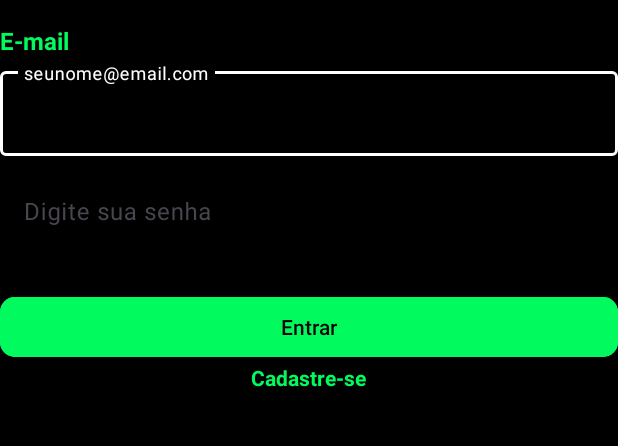
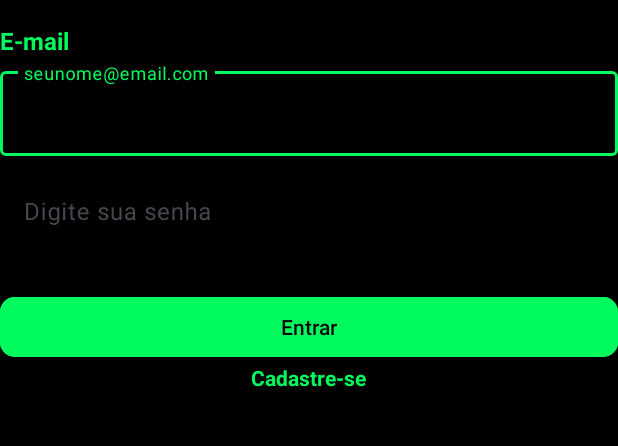
Before and after one commit to Rafildsz/Scalyou-system-n, an Android app: the screen it shows after launch (MainActivity), on a phone screen of 412 x 824 dp, the part 407-853 px from its top. Run offline under Robolectric (Android 15) with nearby library versions, the phone set to English and light mode, and no system bars.

Commit message:
Inserindo ajustes do cadastro

```diff
--- a/app/src/main/java/com/example/scalyou/MainActivity.kt
+++ b/app/src/main/java/com/example/scalyou/MainActivity.kt
@@ -1,20 +1,32 @@
 package com.example.scalyou
 
+import android.content.Intent
 import android.os.Bundle
 import androidx.activity.enableEdgeToEdge
 import androidx.appcompat.app.AppCompatActivity
 import androidx.core.view.ViewCompat
 import androidx.core.view.WindowInsetsCompat
+import android.widget.TextView
 
 class MainActivity : AppCompatActivity() {
     override fun onCreate(savedInstanceState: Bundle?) {
         super.onCreate(savedInstanceState)
         enableEdgeToEdge()
         setContentView(R.layout.activity_main)
+
         ViewCompat.setOnApplyWindowInsetsListener(findViewById(R.id.main)) { v, insets ->
             val systemBars = insets.getInsets(WindowInsetsCompat.Type.systemBars())
             v.setPadding(systemBars.left, systemBars.top, systemBars.right, systemBars.bottom)
             insets
         }
+
+        // Captura o TextView de "Cadastre-se"
+        val textCadastro = findViewById<TextView>(R.id.textCadastro)
+
+        // Faz ele abrir a tela de cadastro
+        textCadastro.setOnClickListener {
+            val intent = Intent(this, CadastrarActivity::class.java)
+            startActivity(intent)
+        }
     }
 }
--- a/app/src/main/res/layout/activity_main.xml
+++ b/app/src/main/res/layout/activity_main.xml
@@ -5,7 +5,7 @@
     android:layout_height="match_parent"
     android:orientation="vertical"
     android:id="@+id/main"
-    android:padding="16dp"
+    android:padding="26dp"
     android:gravity="center"
     android:background="#000000">
 
@@ -33,8 +33,8 @@
         android:layout_width="match_parent"
         android:layout_height="wrap_content"
         app:boxBackgroundMode="outline"
-        app:boxStrokeColor="#FFFFFF"
-        app:hintTextColor="@color/white"
+        app:boxStrokeColor="#01FB5E"
+        app:hintTextColor="#01FB5E"
         android:layout_marginTop="4dp">
 
         <com.google.android.material.textfield.TextInputEditText
@@ -53,8 +53,8 @@
         android:layout_width="match_parent"
         android:layout_height="wrap_content"
         app:boxBackgroundMode="outline"
-        app:boxStrokeColor="#FFFFFF"
-        app:hintTextColor="@color/white"
+        app:boxStrokeColor="#01FB5E"
+        app:hintTextColor="#01FB5E"
         android:layout_marginTop="4dp">
 
         <com.google.android.material.textfield.TextInputEditText
```
Also changed, not shown: app/src/main/java/com/example/scalyou/CadastrarActivity.kt (+10 -1 lines), app/src/main/res/layout/activity_cadastrar.xml (+19 -7 lines).
